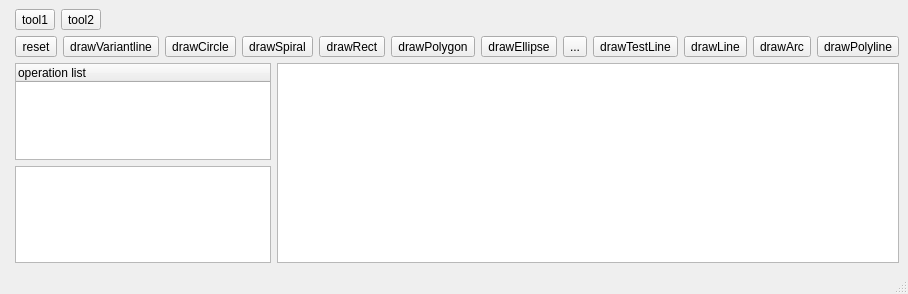
The window that mainwindow.ui (joey674/LaserCAD_QT) describes before a commit, drawn with Qt 5.
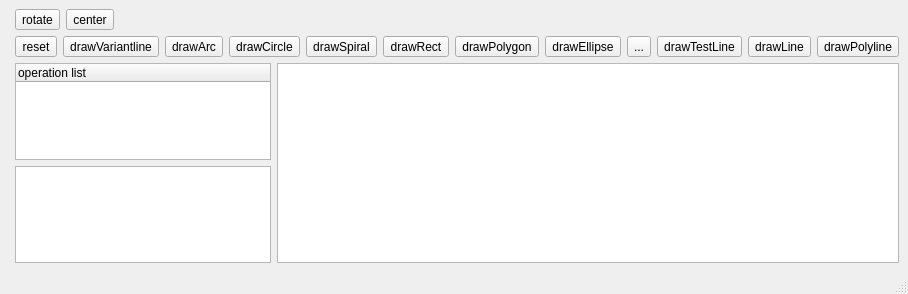
The same window after the commit. Custom widgets are drawn as their Qt base class.

What changed in the file:
```diff
--- a/mainwindow.ui
+++ b/mainwindow.ui
@@ -32,7 +32,7 @@
          </sizepolicy>
         </property>
         <property name="text">
-         <string>tool1</string>
+         <string>rotate</string>
         </property>
        </widget>
       </item>
@@ -45,7 +45,7 @@
          </sizepolicy>
         </property>
         <property name="text">
-         <string>tool2</string>
+         <string>center</string>
         </property>
        </widget>
       </item>
@@ -104,6 +104,19 @@
         </property>
        </widget>
       </item>
+      <item>
+       <widget class="QToolButton" name="drawArcButton">
+        <property name="text">
+         <string>drawArc</string>
+        </property>
+        <property name="checkable">
+         <bool>true</bool>
+        </property>
+        <property name="autoExclusive">
+         <bool>true</bool>
+        </property>
+       </widget>
+      </item>
       <item>
        <widget class="QToolButton" name="drawCircleButton">
         <property name="sizePolicy">
@@ -247,19 +260,6 @@
         </property>
        </widget>
       </item>
-      <item>
-       <widget class="QToolButton" name="drawArcButton">
-        <property name="text">
-         <string>drawArc</string>
-        </property>
-        <property name="checkable">
-         <bool>true</bool>
-        </property>
-        <property name="autoExclusive">
-         <bool>true</bool>
-        </property>
-       </widget>
-      </item>
       <item>
        <widget class="QToolButton" name="drawPolylineButton">
         <property name="text">
```
Left out of the diff: 6 changed lines with no effect on the pictures.
